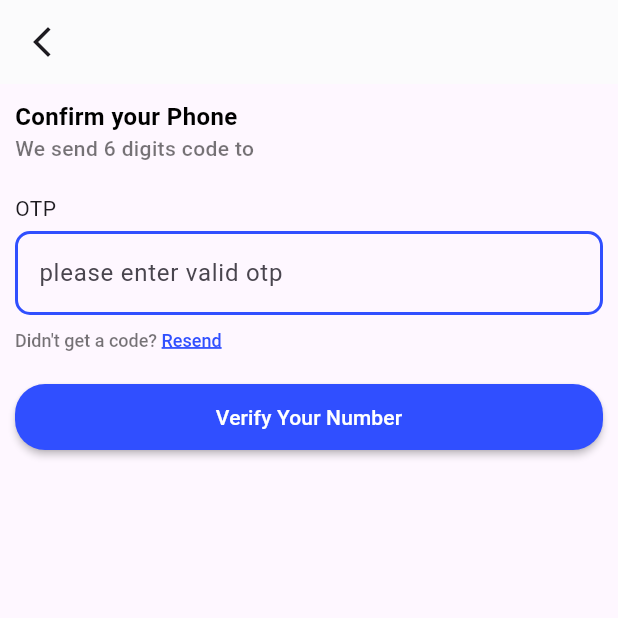
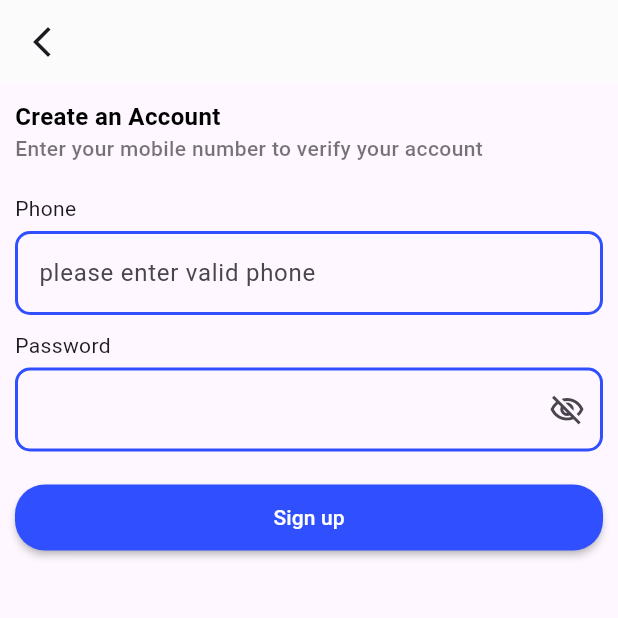
Before and after one commit to foysal012/coinpay, a Flutter app: the OtpVerificationScreen screen opened directly with empty values, after a tap on "Verify Your Number", on a phone screen of 412 x 824 dp, the top half of it. Run offline on Flutter 3.47's test engine with Material 3 defaults, Android fonts, the phone set to English and light mode, and no system bars; our stand-ins replace flutter_spinkit, gap, lottie, smooth_page_indicator.

Commit message:
account setup screen working

```diff
--- a/lib/resources/constant/app_color.dart
+++ b/lib/resources/constant/app_color.dart
@@ -3,5 +3,6 @@ import 'dart:ui';
 class AppColor {
 
   static final Color primaryColor = Color(0xff304FFF);
+  static final Color appRed = Color(0xffff3060);
 
 }
--- /dev/null
+++ b/lib/view/screen/auth/signup/create_account_screen.dart
@@ -0,0 +1,174 @@
+import 'package:flutter/material.dart';
+import '../../../../resources/constant/app_color.dart';
+import '../../../../resources/constant/app_style.dart';
+import 'account_setup_screen.dart';
+
+class CreateAccountScreen extends StatefulWidget {
+  const CreateAccountScreen({super.key});
+
+  @override
+  State<CreateAccountScreen> createState() => _CreateAccountScreenState();
+}
+
+class _CreateAccountScreenState extends State<CreateAccountScreen> {
+
+  final phoneTextController = TextEditingController();
+  final passwordTextController = TextEditingController();
+  bool isObscureText = true;
+
+  final formKey = GlobalKey<FormState>();
+
+  @override
+  void dispose() {
+    phoneTextController.dispose();
+    passwordTextController.dispose();
+    super.dispose();
+  }
+
+  @override
+  Widget build(BuildContext context) {
+    return Scaffold(
+      appBar: AppBar(
+          leading: IconButton(
+              onPressed: () => Navigator.of(context).pop(),
+              icon: Icon(Icons.arrow_back_ios_new)
+          ),
+          backgroundColor: Colors.white,
+          elevation: 0.5
+      ),
+
+      body: Container(
+        padding: AppStyle.padding10,
+        child: Form(
+          key: formKey,
+          child: Column(
+            crossAxisAlignment: CrossAxisAlignment.start,
+            children: [
+              Text('Create an Account', style: TextStyle(fontSize: 16, color: Colors.black, fontWeight: FontWeight.bold)),
+              Text('Enter your mobile number to verify your account', style: TextStyle(fontSize: 14, color: Colors.black54, fontWeight: FontWeight.w500),),
+              AppStyle.gap20,
+
+
+              Text('Phone'),
+              AppStyle.gap5,
+
+              TextFormField(
+                controller: phoneTextController,
+                maxLines: 1,
+                keyboardType: TextInputType.number,
+                decoration: InputDecoration(
+                    enabledBorder: OutlineInputBorder(
+                        borderRadius: AppStyle.radius10,
+                        borderSide: BorderSide(
+                            color: AppColor.primaryColor,
+                            width: 2.0
+                        )
+                    ),
+                    focusedBorder: OutlineInputBorder(
+                        borderRadius: AppStyle.radius10,
+                        borderSide: BorderSide(
+                            color: AppColor.primaryColor,
+                            width: 2.0
+                        )
+                    ),
+                    errorBorder: OutlineInputBorder(
+                        borderRadius: AppStyle.radius10,
+                        borderSide: BorderSide(
+                            color: AppColor.appRed,
+                            width: 2.0
+                        )
+                    ),
+                    hintText: "please enter valid phone",
+                ),
+                validator: (value) {
+                  if(value.toString().isEmpty){
+                    return "Please Enter Valid phone";
+                  } else if(value.toString().length>11 || value.toString().length<11){
+                    return "Invalid phone";
+                  } else if(!value.toString().startsWith('0')){
+                    return "Invalid phone";
+                  } else {
+                    return null;
+                  }
+                },
+              ),
+              AppStyle.gap10,
+
+              Text('Password'),
+              AppStyle.gap5,
+
+              TextFormField(
+                controller: passwordTextController,
+                obscuringCharacter: '*',
+                obscureText: isObscureText,
+                decoration: InputDecoration(
+                    enabledBorder: OutlineInputBorder(
+                        borderRadius: AppStyle.radius10,
+                        borderSide: BorderSide(
+                            color: AppColor.primaryColor,
+                            width: 2.0
+                        )
+                    ),
+                    focusedBorder: OutlineInputBorder(
+                        borderRadius: AppStyle.radius10,
+                        borderSide: BorderSide(
+                            color: AppColor.primaryColor,
+                            width: 2.0
+                        )
+                    ),
+                    errorBorder: OutlineInputBorder(
+                        borderRadius: AppStyle.radius10,
+                        borderSide: BorderSide(
+                            color: AppColor.appRed,
+                            width: 2.0
+                        )
+                    ),
+                    suffixIcon: IconButton(
+                        onPressed: () {
+                          isObscureText = ! isObscureText;
+                          setState(() {
+
+                          });
+                        },
+                        icon: Icon(isObscureText?Icons.visibility_off_outlined:Icons.remove_red_eye_outlined)
+                    )
+                ),
+                validator: (value) {
+                  if(value.toString().isEmpty){
+                    return "Please Enter Valid password";
+                  } else if(value.toString().length>12){
+                    return "Too long password";
+                  } else if(value.toString().length<8){
+                    return "Too short password";
+                  } else {
+                    return null;
+                  }
+                },
+              ),
+              AppStyle.gap20,
+
+              MaterialButton(
+                onPressed: () {
+                  if(formKey.currentState!.validate()){
+                    ScaffoldMessenger.of(context).showSnackBar(SnackBar(content: Text('Successfully account created')));
+                    Navigator.of(context).push(MaterialPageRoute(builder: (context) => AccountSetupScreen()));
+                  }
+                },
+                padding: EdgeInsets.symmetric(vertical: 8.0),
+                height: 44.0,
+                minWidth: MediaQuery.sizeOf(context).width,
+                shape: RoundedRectangleBorder(
+                    borderRadius: BorderRadiusGeometry.all(Radius.circular(20.0))
+                ),
+                textColor: Colors.white,
+                color: AppColor.primaryColor,
+                child: Text('Sign up'),
+              ),
+
+            ],
+          ),
+        ),
+      ),
+    );
+  }
+}
--- a/lib/view/screen/auth/signup/enter_phone_number_screen.dart
+++ b/lib/view/screen/auth/signup/enter_phone_number_screen.dart
@@ -18,7 +18,10 @@ class _EnterPhoneNumberScreenState extends State<EnterPhoneNumberScreen> {
   Widget build(BuildContext context) {
     return Scaffold(
       appBar: AppBar(
-        leading: IconButton(onPressed: () => debugPrint('ok'), icon: Icon(Icons.arrow_back_ios_new)),
+        leading: IconButton(
+            onPressed: () => Navigator.of(context).pop(),
+            icon: Icon(Icons.arrow_back_ios_new)
+        ),
         backgroundColor: Colors.white,
         elevation: 0.5
       ),
--- a/lib/view/screen/auth/signup/otp_verification_screen.dart
+++ b/lib/view/screen/auth/signup/otp_verification_screen.dart
@@ -1,6 +1,7 @@
 import 'package:flutter/material.dart';
 import '../../../../resources/constant/app_color.dart';
 import '../../../../resources/constant/app_style.dart';
+import 'create_account_screen.dart';
 
 class OtpVerificationScreen extends StatefulWidget {
   const OtpVerificationScreen({super.key, required this.phone});
@@ -19,7 +20,10 @@ class _OtpVerificationScreenState extends State<OtpVerificationScreen> {
   Widget build(BuildContext context) {
     return Scaffold(
       appBar: AppBar(
-          leading: IconButton(onPressed: () => debugPrint('ok'), icon: Icon(Icons.arrow_back_ios_new)),
+          leading: IconButton(
+              onPressed: () => Navigator.of(context).pop(),
+              icon: Icon(Icons.arrow_back_ios_new)
+          ),
           backgroundColor: Colors.white,
           elevation: 0.5
       ),
@@ -74,7 +78,7 @@ class _OtpVerificationScreenState extends State<OtpVerificationScreen> {
 
             MaterialButton(
               onPressed: () {
-                // Navigator.of(context).push(MaterialPageRoute(builder: (context) => EnterPhoneNumberScreen()));
+                Navigator.of(context).push(MaterialPageRoute(builder: (context) => CreateAccountScreen()));
               },
               padding: EdgeInsets.symmetric(vertical: 8.0),
               height: 44.0,
```
Also changed, not shown: lib/view/screen/auth/signup/account_setup_screen.dart (added, +387 -0 lines).
